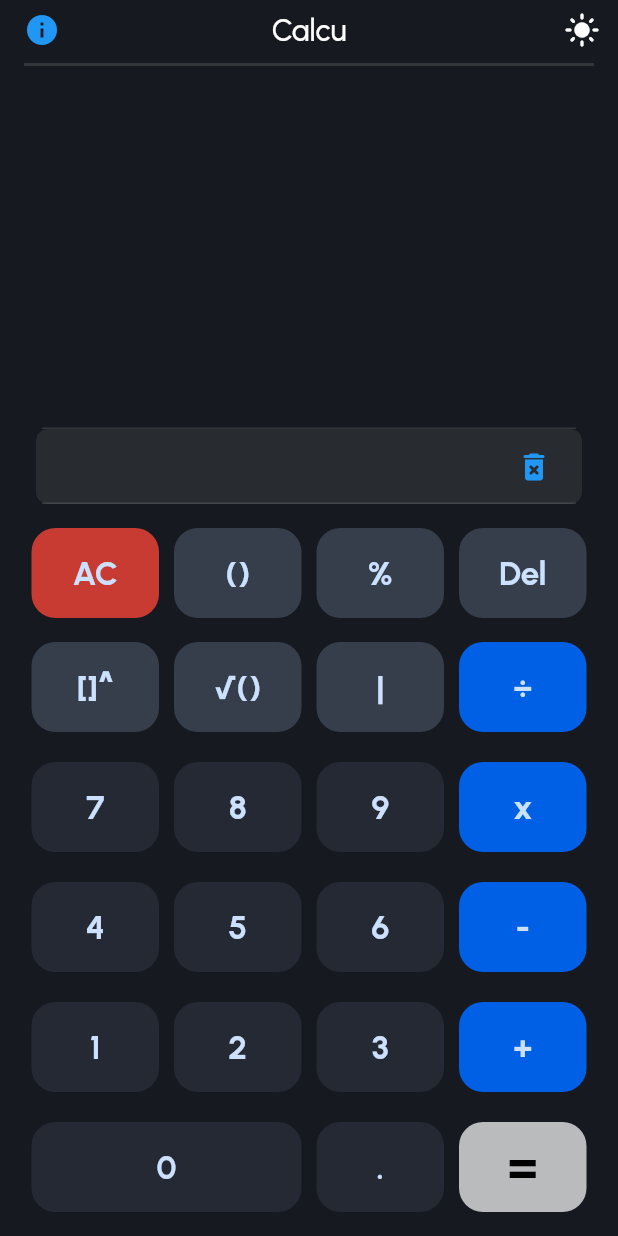
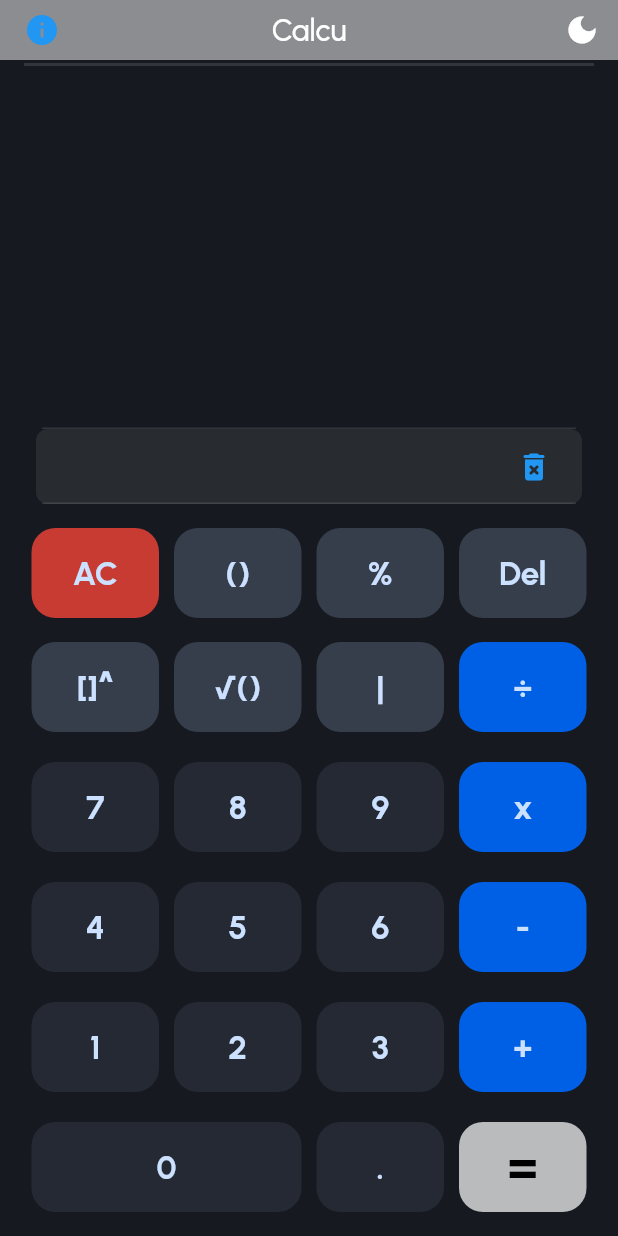
Before and after one commit to zamansheikh/Calcu, a Flutter app: the screen it shows after launch, after a tap on the "light mode" icon, on a phone screen of 412 x 824 dp. Run offline on Flutter 3.47's test engine with Material 2 defaults, Android fonts, the phone set to English and light mode, and no system bars; our stand-ins replace fluttertoast, math_expressions, shared_preferences; project files that could hold a hidden picture were left out.

Commit message:
Adding Dark Mode

```diff
--- a/lib/components/tool_bar.dart
+++ b/lib/components/tool_bar.dart
@@ -1,5 +1,7 @@
 import 'package:calcu/config/app_strings.dart';
+import 'package:calcu/config/app_variable.dart';
 import 'package:flutter/material.dart';
+import 'package:shared_preferences/shared_preferences.dart';
 import '../styles/app_colors.dart';
 
 class ToolBar extends StatefulWidget implements PreferredSizeWidget {
@@ -16,21 +18,44 @@ class ToolBar extends StatefulWidget implements PreferredSizeWidget {
 
 class _ToolBarState extends State<ToolBar> {
   @override
+  void initState() {
+    super.initState();
+    readData();
+  }
+
+  readData() async {
+    SharedPreferences pref = await SharedPreferences.getInstance();
+    bool? isDarkMode = pref.getBool('isDark');
+    isDark = isDarkMode ?? true;
+  }
+
+  writeData() async {
+    SharedPreferences pref = await SharedPreferences.getInstance();
+    await pref.setBool('isDark', isDark);
+    setState(() {});
+  }
+
+  @override
   Widget build(BuildContext context) {
     return AppBar(
-        backgroundColor: AppColors.calcuBackground,
+        backgroundColor:
+            isDark ? AppColors.calcuBackground : Colors.white.withOpacity(.5),
         elevation: 0,
         centerTitle: true,
         leading:
             TextButton(onPressed: _showDialog, child: const Icon(Icons.info)),
-        //leadingWidth: 70,
-
         title: Text(
           widget.appBarName,
         ),
         actions: [
           IconButton(
-              onPressed: () {}, icon: const Icon(Icons.light_mode_rounded))
+              onPressed: () {
+                setState(() {
+                  isDark = isDark ? false : true;
+                });
+              },
+              icon: Icon(
+                  (isDark) ? Icons.light_mode_rounded : Icons.dark_mode_sharp))
         ]);
   }
 
--- a/lib/config/app_variable.dart
+++ b/lib/config/app_variable.dart
@@ -9,3 +9,4 @@ import 'package:flutter/material.dart';
 bool equalIsClicked = false;
 List<double> remValue = [];
 final ScrollController scrollController = ScrollController();
+bool isDark = true;
--- a/lib/main.dart
+++ b/lib/main.dart
@@ -1,7 +1,9 @@
+import 'package:calcu/config/app_variable.dart';
 import 'package:calcu/styles/app_colors.dart';
 import 'package:flutter/material.dart';
 import 'config/app_routes.dart';
 import 'config/app_strings.dart';
+
 
 void main() {
   runApp(const MyApp());
@@ -15,8 +17,9 @@ class MyApp extends StatelessWidget {
     return MaterialApp(
       theme: ThemeData(
         fontFamily: AppStrings.fontFamily,
-        scaffoldBackgroundColor: AppColors.calcuBackground,
-        brightness: Brightness.dark,
+        scaffoldBackgroundColor:
+            isDark ? AppColors.calcuBackground : Colors.white,
+        brightness: isDark ? Brightness.dark : Brightness.light,
       ),
       debugShowCheckedModeBanner: false,
       initialRoute: AppRoutes.calcu,
--- a/lib/pages/calcu_page.dart
+++ b/lib/pages/calcu_page.dart
@@ -1,3 +1,4 @@
+import 'package:calcu/config/app_variable.dart';
 import 'package:math_expressions/math_expressions.dart';
 import 'package:fluttertoast/fluttertoast.dart';
 import 'package:calcu/components/calcu_button.dart';
@@ -6,6 +7,8 @@ import 'package:calcu/config/app_strings.dart';
 import 'package:calcu/styles/app_colors.dart';
 import 'package:calcu/styles/app_text.dart';
 import 'package:flutter/material.dart';
+import 'package:shared_preferences/shared_preferences.dart';
+import 'dart:async';
 
 class CalcuPage extends StatefulWidget {
   const CalcuPage({super.key});
@@ -21,6 +24,28 @@ class _CalcuPageState extends State<CalcuPage> {
   String input = '';
   String output = '';
   List<int> parenthesis = [0, 0];
+
+  readData() async {
+    SharedPreferences pref = await SharedPreferences.getInstance();
+    List<String>? remValues = pref.getStringList('remvalu');
+
+    setState(() {
+      if (remValues != null) {
+        remValue = remValues;
+      }
+    });
+  }
+
+  writeData() async {
+    SharedPreferences pref = await SharedPreferences.getInstance();
+    await pref.setStringList('remvalu', remValue);
+  }
+
+  @override
+  void initState() {
+    super.initState();
+    readData();
+  }
 
   @override
   Widget build(BuildContext context) {
@@ -41,9 +66,11 @@ class _CalcuPageState extends State<CalcuPage> {
               alignment: Alignment.centerRight,
               width: double.infinity,
               height: 80,
-              decoration: const BoxDecoration(
+              decoration: BoxDecoration(
                 borderRadius: BorderRadius.all(Radius.circular(8)),
-                color: Colors.transparent,
+                color: (isDark)
+                    ? Colors.transparent
+                    : Colors.white.withOpacity(.5),
               ),
               child: TextButton(
                 onPressed: () {},
@@ -51,6 +78,7 @@ class _CalcuPageState extends State<CalcuPage> {
                   setState(() {
                     calculateFunction(input);
                     remValue.add(output);
+                    writeData();
                   });
                   ScaffoldMessenger.of(context).showSnackBar(
                     SnackBar(
@@ -100,6 +128,7 @@ class _CalcuPageState extends State<CalcuPage> {
                   setState(() {
                     calculateFunction(input);
                     remValue.add(output);
+                    writeData();
                   });
                   ScaffoldMessenger.of(context).showSnackBar(
                     SnackBar(
@@ -188,7 +217,7 @@ class _CalcuPageState extends State<CalcuPage> {
                             );
                           },
                           key: (index == remValue.length - 1)
-                              ? const Key('lastItem')
+                              ? const Key('lastItem.')
                               : null,
                           child: Row(
                             mainAxisAlignment: MainAxisAlignment.center,
@@ -204,7 +233,7 @@ class _CalcuPageState extends State<CalcuPage> {
                                     borderRadius: const BorderRadius.all(
                                         Radius.circular(8))),
                                 child: Text(
-                                  "${index + 1} : ${remValue[index]}",
+                                  "${index + 1} : ${double.parse(remValue[index]).toStringAsFixed(2)}.",
                                   style: TextStyle(
                                       color: (index % 2 == 0)
                                           ? const Color(0xFFFFFFFF)
@@ -225,6 +254,7 @@ class _CalcuPageState extends State<CalcuPage> {
                                     onPressed: () {
                                       setState(() {
                                         remValue.removeAt(index);
+                                        writeData();
                                       });
 
                                       ScaffoldMessenger.of(context)
@@ -256,6 +286,7 @@ class _CalcuPageState extends State<CalcuPage> {
                       onLongPress: () {
                         setState(() {
                           remValue.clear();
+                          writeData();
                         });
                         Fluttertoast.showToast(
                           msg: 'All Deleted',
--- a/pubspec.yaml
+++ b/pubspec.yaml
@@ -41,6 +41,7 @@ dependencies:
   fluttertoast:
   flutter_launcher_icons: "^0.13.1"
   math_expressions: ^2.4.0
+  shared_preferences: ^2.2.0
 
 
 flutter_launcher_icons:
```
Also changed, not shown: pubspec.lock, 1 other file. Lines whose indentation alone changed are shown as unchanged.
